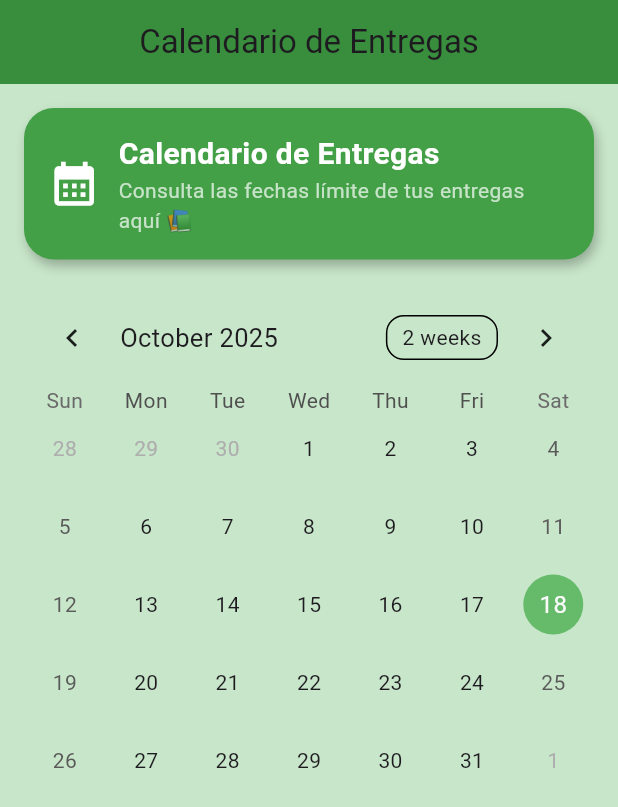
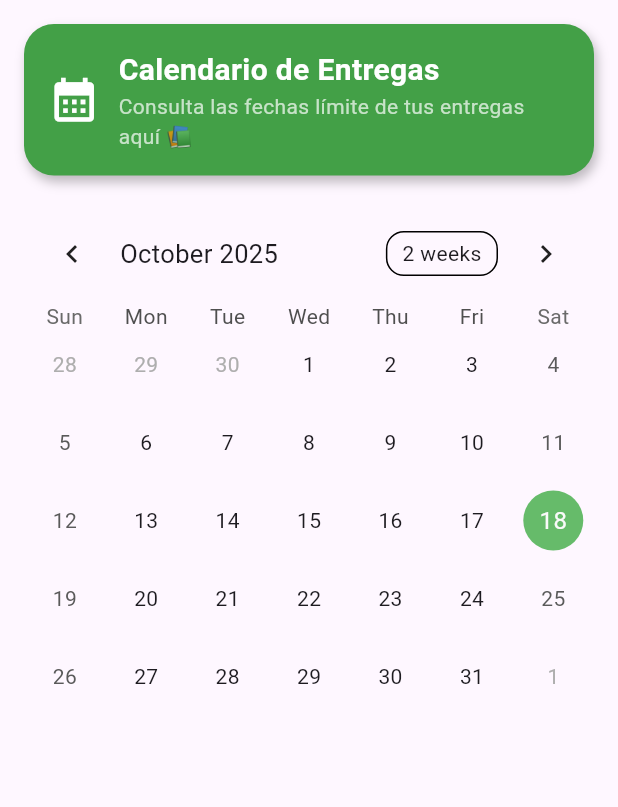
Before and after one commit to lauraltahona/GraduTech-MOVIL, a Flutter app: the CalendarioScreen screen opened directly with empty values, on a phone screen of 412 x 824 dp. Shown: the top 807 px of the screen. Run offline on Flutter 3.47's test engine with Material 3 defaults, Android fonts, the phone set to English and light mode, and no system bars; drawn by our look-alikes of table_calendar; our stand-ins replace file_picker, flutter_dotenv, shared_preferences; accounts and stored records are empty; network calls fail.

Commit message:
fix: calendario hecho

```diff
--- a/lib/controllers/login_controller.dart
+++ b/lib/controllers/login_controller.dart
@@ -22,7 +22,7 @@ class LoginController {
       }
 
       final rol = user['rol'];
-      final idUsuario = user['idUsuario'];
+      final idUsuario = user['id_usuario'];
       final token = result['token'];
 
       print('Login exitoso: ID=$idUsuario, Rol=$rol');
--- a/lib/screens/estudiante/calendario.dart
+++ b/lib/screens/estudiante/calendario.dart
@@ -27,12 +27,7 @@ class _CalendarioScreenState extends State<CalendarioScreen> {
     final controller = Provider.of<CalendarioController>(context);
 
     return Scaffold(
-      backgroundColor: Colors.green.shade100,
-      appBar: AppBar(
-        backgroundColor: Colors.green.shade700,
-        title: const Text("Calendario de Entregas"),
-        centerTitle: true,
-      ),
+
       body: SingleChildScrollView(
         padding: const EdgeInsets.all(16),
         child: Column(
```
Also changed, not shown: lib/screens/estudiante/menu_estudiante.dart (+15 -9 lines).
